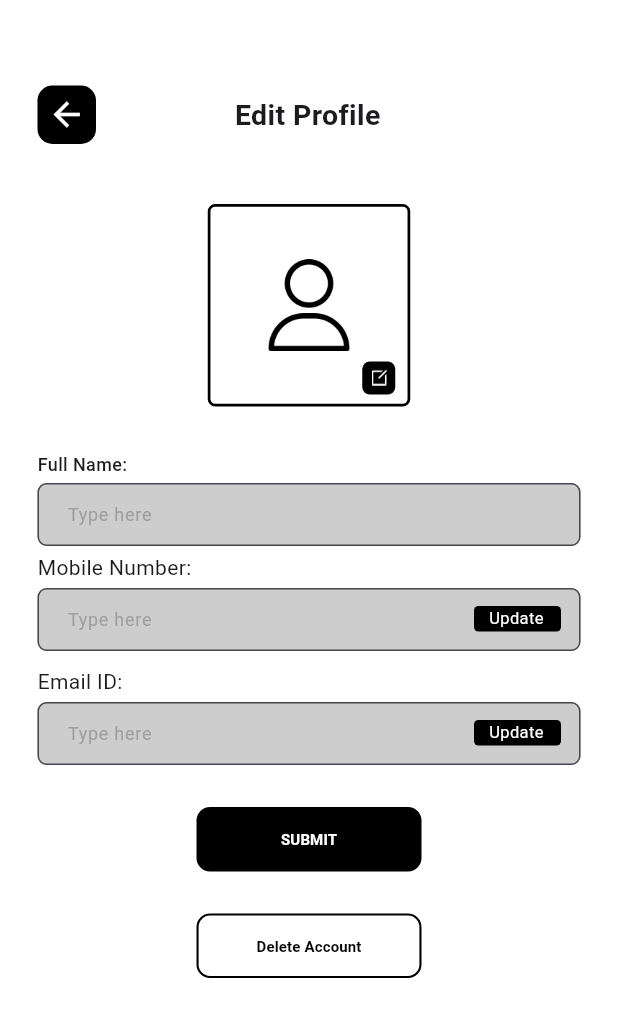
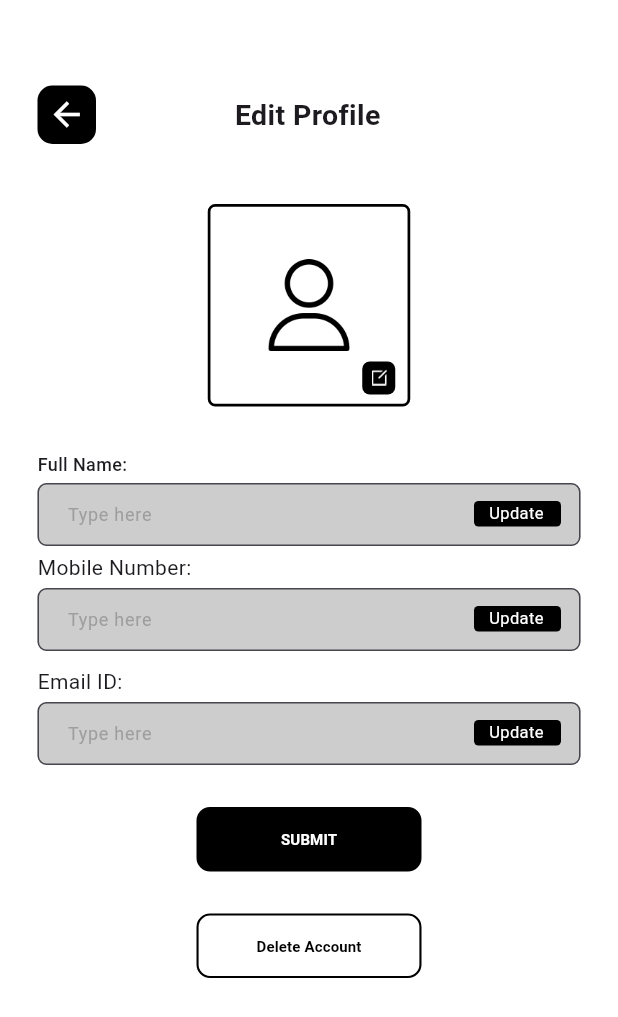
Before and after one commit to Adilcpgithub/nutra_nest, a Flutter app: the EditProfile screen opened directly, on a phone screen of 412 x 824 dp. Shown: the top 1017 px of the screen. Run offline on Flutter 3.47's test engine with Material 3 defaults, Android fonts, the phone set to English and light mode, and no system bars; our stand-ins replace bloc, cloud_firestore, country_code_picker, equatable, firebase_auth, firebase_core and 4 more; accounts and stored records are empty.

Commit message:
now name ,phone number and emai can edit  successfully

```diff
--- a/lib/Screen/user/edit_profile.dart
+++ b/lib/Screen/user/edit_profile.dart
@@ -223,7 +223,44 @@ class _EditProfileState extends State<EditProfile> {
                   ),
                   SizedBox(
                       height: 42,
-                      child: modelTextFormFeild(countroller: _nameCountroller)
+                      child: Stack(children: [
+                        modelTextFormFeild(countroller: _nameCountroller),
+                        Positioned(
+                          top: 12,
+                          bottom: 13,
+                          right: 13,
+                          child: GestureDetector(
+                            onTap: () {
+                              log('tapeed11');
+                              if (_nameCountroller.text.isNotEmpty) {
+                                setState(() {
+                                  authService.updateName(_nameCountroller.text);
+                                });
+                              }
+                              log('tapeessd22');
+                            },
+                            child: SizedBox(
+                              height: 18,
+                              width: 58,
+                              child: Container(
+                                padding: const EdgeInsets.only(left: 10),
+                                decoration: BoxDecoration(
+                                    color: Colors.black,
+                                    borderRadius: BorderRadius.circular(3)),
+                                height: 30,
+                                width: 60,
+                                child: const Text(
+                                  'Update',
+                                  style: TextStyle(
+                                      color: Colors.white,
+                                      fontSize: 11,
+                                      fontWeight: FontWeight.w400),
+                                ),
+                              ),
+                            ),
+                          ),
+                        )
+                      ])
                       //--------------------------
                       ),
                   const SizedBox(
@@ -243,6 +280,15 @@ class _EditProfileState extends State<EditProfile> {
                             top: 12,
                             bottom: 13,
                             right: 13,
+                            child: GestureDetector(
+                              onTap: () {
+                                if (_mobileNumberCountroller.text.isNotEmpty) {
+                                  setState(() {
+                                    authService.updatephoneNumber(
+                                        _mobileNumberCountroller.text);
+                                  });
+                                }
+                              },
                               child: SizedBox(
                                   height: 18,
                                   width: 58,
@@ -260,7 +306,8 @@ class _EditProfileState extends State<EditProfile> {
                                           fontSize: 11,
                                           fontWeight: FontWeight.w400),
                                     ),
-                                )))
+                                  )),
+                            ))
                       ])
                       //--------------------------
                       ),
@@ -279,6 +326,15 @@ class _EditProfileState extends State<EditProfile> {
                           top: 12,
                           bottom: 13,
                           right: 13,
+                          child: GestureDetector(
+                            onTap: () {
+                              if (_emailCountroller.text.isNotEmpty) {
+                                setState(() {
+                                  authService
+                                      .updateEmail(_emailCountroller.text);
+                                });
+                              }
+                            },
                             child: SizedBox(
                               height: 18,
                               width: 58,
@@ -298,6 +354,7 @@ class _EditProfileState extends State<EditProfile> {
                                 ),
                               ),
                             ),
+                          ),
                         )
                       ])
                       //--------------------------
@@ -314,7 +371,13 @@ class _EditProfileState extends State<EditProfile> {
                   padding: const EdgeInsets.symmetric(horizontal: 95),
                   child: SmallTextbutton(
                     buttomName: 'SUBMIT',
-                    voidCallBack: () {},
+                    voidCallBack: () {
+                      authService.updateName(_nameCountroller.text);
+
+                      authService
+                          .updatephoneNumber(_mobileNumberCountroller.text);
+                      authService.updateEmail(_emailCountroller.text);
+                    },
                   ),
                 ),
               ),
```
Also changed, not shown: lib/auth/auth_service.dart (+23 -0 lines). Lines whose indentation alone changed are shown as unchanged.
